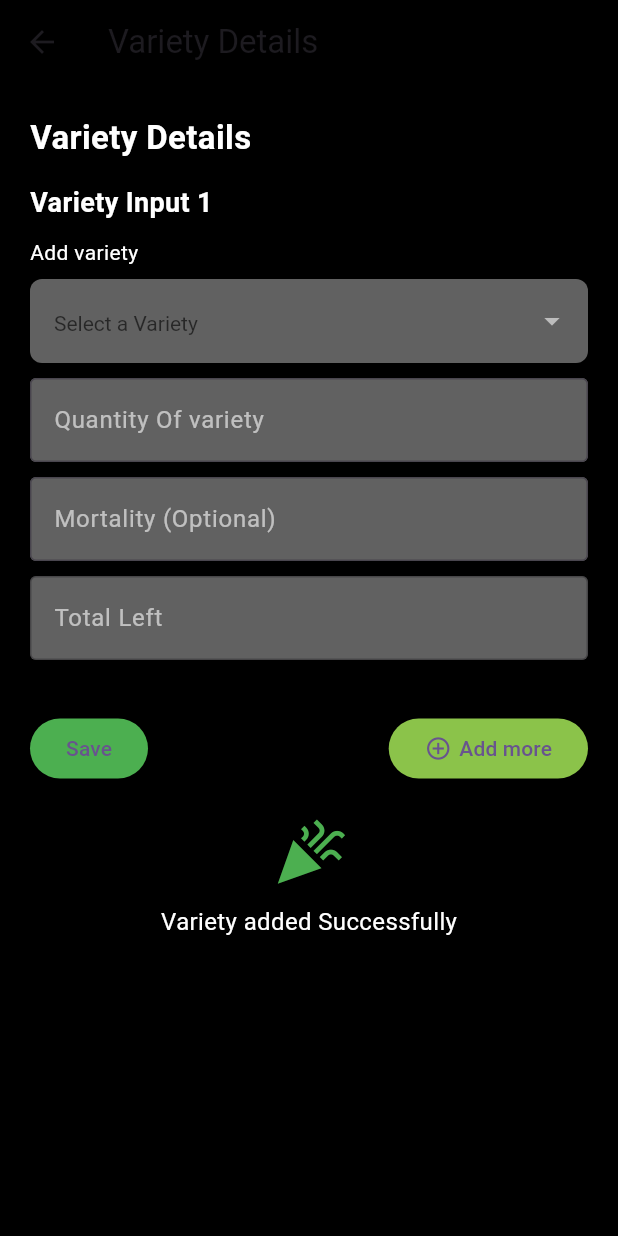
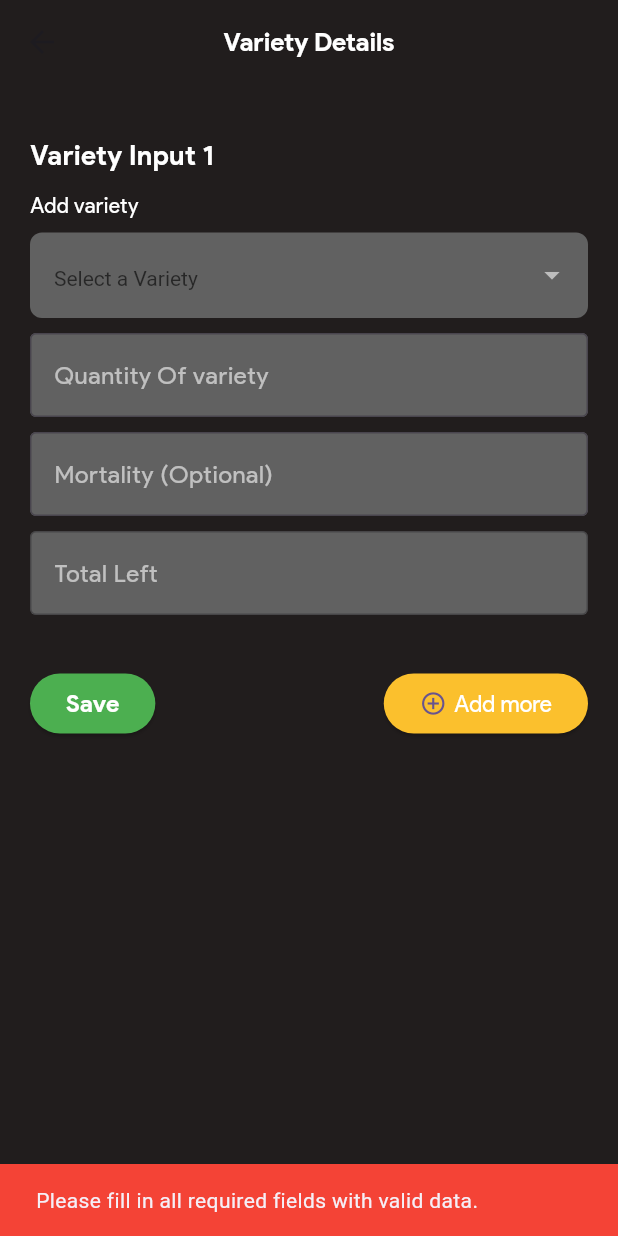
Before and after one commit to Darkbeast-glitch/ASPPEG-farms, a Flutter app: the VarietyDetailsPage screen opened by its route, after a tap on "Save", on a phone screen of 412 x 824 dp. Run offline on Flutter 3.47's test engine with Material 3 defaults, Android fonts, the phone set to English and light mode, and no system bars; our stand-ins replace firebase_auth, firebase_core, flutter_riverpod, gap, google_sign_in, image_picker and 2 more; accounts and stored records are empty; network calls fail.

Commit message:
Worked on the arrival and variety data

```diff
--- a/lib/routes/routes.dart
+++ b/lib/routes/routes.dart
@@ -20,7 +20,7 @@ class Routes {
       '/onboarding': (context) => const OnboardingPage(),
       '/login': (context) => const LoginPage(),
       '/register': (context) => const RegisterPage(),
-      '/profile': (context) => ProfilePage(),
+      '/profile': (context) => const ProfilePage(),
       '/newBatch': (context) => const NewBatchScreen(),
       '/existBatches': (context) => BatchesPage(),
       '/arrivalData': (context) => const ArrivalDataPage(),
--- a/lib/views/pages/profile_page.dart
+++ b/lib/views/pages/profile_page.dart
@@ -4,8 +4,6 @@ import 'package:flutter_riverpod/flutter_riverpod.dart';
 import 'package:myapp/services/auth_services.dart';
 import 'package:myapp/utils/my_buttons.dart';
 import 'package:myapp/views/auths/auth_gate.dart';
-import 'package:myapp/views/auths/login_or_register.dart';
-import 'package:myapp/views/auths/login_page.dart';
 
 class ProfilePage extends ConsumerWidget {
   const ProfilePage({super.key});
--- a/lib/views/pages/variety_data.dart
+++ b/lib/views/pages/variety_data.dart
@@ -2,7 +2,8 @@ import 'package:flutter/material.dart';
 import 'package:flutter_riverpod/flutter_riverpod.dart';
 import 'package:gap/gap.dart';
 import 'package:myapp/services/api_services.dart';
-import 'package:myapp/services/auth_services.dart'; // Import AuthService to handle Firebase UID
+import 'package:myapp/services/auth_services.dart';
+import 'package:myapp/utils/constants.dart'; // Import AuthService to handle Firebase UID
 
 class VarietyDetailsPage extends ConsumerStatefulWidget {
   const VarietyDetailsPage({super.key});
@@ -56,7 +57,42 @@ class _VarietyDetailsPageState extends ConsumerState<VarietyDetailsPage> {
     totalLeftController!.text = totalLeft.toString();
   }
 
+  // Function to validate all the forms
+  bool _validateForms() {
+    bool isValid = true;
+
+    for (var form in _varietyForms) {
+      if (form['variety']!.text.isEmpty || // Check if variety is selected
+          form['quantity']!.text.isEmpty || // Check if quantity is entered
+          int.tryParse(form['quantity']!.text) ==
+              null || // Check if quantity is a valid number
+          form['mortality']!.text.isEmpty || // Check if mortality is entered
+          int.tryParse(form['mortality']!.text) == null) {
+        // Check if mortality is a valid number
+        isValid = false;
+        break;
+      }
+    }
+
+    if (!isValid) {
+      // Show a snack bar to inform the user that the form is incomplete
+      ScaffoldMessenger.of(context).showSnackBar(
+        const SnackBar(
+          content: Text('Please fill in all required fields with valid data.'),
+          backgroundColor: Colors.red,
+        ),
+      );
+    }
+
+    return isValid;
+  }
+
   Future<void> _saveVarietyData() async {
+    // Validate all forms before submitting
+    if (!_validateForms()) {
+      return; // If validation fails, stop the form submission process
+    }
+
     setState(() {
       _isLoading = true;
     });
@@ -80,14 +116,69 @@ class _VarietyDetailsPageState extends ConsumerState<VarietyDetailsPage> {
     setState(() {
       _isLoading = false;
     });
+
+    // Show a success SnackBar
+    ScaffoldMessenger.of(context).showSnackBar(
+      const SnackBar(
+        content: Text('Variety data saved successfully.'),
+        backgroundColor: Colors.green,
+      ),
+    );
+
+    // Show a confirmation dialog to ask what the user wants to do next
+    _showNextStepDialog();
+  }
+
+  // Function to show the confirmation dialog
+  void _showNextStepDialog() {
+    showDialog(
+      context: context,
+      builder: (BuildContext context) {
+        return AlertDialog(
+          title: const Text("What would you like to do next?"),
+          content: const Text(
+              "Would you like to continue with acclimatization or do it later?"),
+          actions: <Widget>[
+            TextButton(
+              onPressed: () {
+                Navigator.of(context).pop(); // Close the dialog
+                // Navigate to the acclimatization page (replace with your acclimatization route)
+                Navigator.pushNamed(context, '/acclimatization');
+              },
+              child: const Text("Continue with Acclimatization"),
+            ),
+            TextButton(
+              onPressed: () {
+                Navigator.of(context).pop(); // Close the dialog
+                // Navigate to the home page (replace with your home page route)
+                Navigator.pushNamed(context, '/home');
+              },
+              child: const Text("Do it Later"),
+            ),
+          ],
+        );
+      },
+    );
   }
 
   @override
   Widget build(BuildContext context) {
     return Scaffold(
+      backgroundColor: AppConstants.backgroundColor,
       appBar: AppBar(
-        title: const Text('Variety Details'),
-        backgroundColor: Colors.black,
+        title: Text(
+          'Variety Details',
+          style: AppConstants.titleTextStyle
+              .copyWith(color: Colors.white, fontSize: 17),
+        ),
+        backgroundColor: AppConstants.backgroundColor,
+        centerTitle: true,
+        leading: IconButton(
+          onPressed: () {
+            Navigator.pop(context);
+          },
+          icon: const Icon(Icons.arrow_back),
+        ),
       ),
       body: Padding(
         padding: const EdgeInsets.all(20.0),
@@ -95,13 +186,6 @@ class _VarietyDetailsPageState extends ConsumerState<VarietyDetailsPage> {
           child: Column(
             crossAxisAlignment: CrossAxisAlignment.start,
             children: [
-              const Text(
-                "Variety Details",
-                style: TextStyle(
-                    color: Colors.white,
-                    fontSize: 22,
-                    fontWeight: FontWeight.bold),
-              ),
               const Gap(15),
               ListView.builder(
                 shrinkWrap: true,
@@ -117,44 +201,38 @@ class _VarietyDetailsPageState extends ConsumerState<VarietyDetailsPage> {
                 children: [
                   ElevatedButton(
                     onPressed: _saveVarietyData, // Save button logic
-                    style:
-                        ElevatedButton.styleFrom(backgroundColor: Colors.green),
+                    style: ElevatedButton.styleFrom(
+                      backgroundColor: Colors.green,
+                    ),
                     child: _isLoading
                         ? const CircularProgressIndicator(color: Colors.white)
-                        : const Text('Save'),
+                        : Text('Save',
+                            style: AppConstants.buttonTextStyle
+                                .copyWith(color: Colors.white)),
                   ),
                   ElevatedButton(
                     onPressed: _addVarietyForm,
                     style: ElevatedButton.styleFrom(
-                        backgroundColor: Colors.lightGreen),
-                    child: const Row(
+                        backgroundColor: Colors.yellow[700]),
+                    child: Row(
                       children: [
-                        Icon(Icons.add_circle_outline),
-                        SizedBox(width: 5),
-                        Text('Add more'),
+                        const Icon(Icons.add_circle_outline),
+                        const SizedBox(width: 5),
+                        Text(
+                          'Add more',
+                          style: AppConstants.subtitleTextStyle
+                              .copyWith(color: Colors.white),
+                        ),
                       ],
                     ),
                   ),
                 ],
               ),
               const Gap(20),
-              const Center(
-                child: Column(
-                  children: [
-                    Icon(Icons.celebration, color: Colors.green, size: 50),
-                    Gap(10),
-                    Text(
-                      'Variety added Successfully',
-                      style: TextStyle(color: Colors.white, fontSize: 16),
-                    ),
-                  ],
-                ),
-              ),
             ],
           ),
         ),
       ),
-      backgroundColor: Colors.black,
     );
   }
 
@@ -167,11 +245,17 @@ class _VarietyDetailsPageState extends ConsumerState<VarietyDetailsPage> {
           Text(
             'Variety Input ${index + 1}',
             style: const TextStyle(
-                color: Colors.white, fontSize: 18, fontWeight: FontWeight.bold),
+                color: Colors.white,
+                fontSize: 18,
+                fontWeight: FontWeight.bold,
+                fontFamily: "Product Sans Bold"),
           ),
           const Gap(10),
           const Text('Add variety',
-              style: TextStyle(color: Colors.white, fontSize: 14)),
+              style: TextStyle(
+                  color: Colors.white,
+                  fontSize: 14,
+                  fontFamily: "Product Sans Regular")),
           const Gap(8),
           DropdownButtonFormField<String>(
             value: _varietyForms[index]['variety']!.text.isNotEmpty
@@ -195,7 +279,8 @@ class _VarietyDetailsPageState extends ConsumerState<VarietyDetailsPage> {
               filled: true,
               fillColor: Colors.grey[700],
               hintText: 'Select a Variety',
-              hintStyle: const TextStyle(color: Colors.white60),
+              hintStyle: const TextStyle(
+                  color: Colors.white60, fontFamily: "Product Sans Regular"),
               border: OutlineInputBorder(
                 borderRadius: BorderRadius.circular(8),
                 borderSide: BorderSide.none,
@@ -212,7 +297,8 @@ class _VarietyDetailsPageState extends ConsumerState<VarietyDetailsPage> {
               filled: true,
               fillColor: Colors.grey[700],
               hintText: 'Quantity Of variety',
-              hintStyle: const TextStyle(color: Colors.white60),
+              hintStyle: const TextStyle(
+                  color: Colors.white60, fontFamily: "Product Sans Regular"),
               border: const OutlineInputBorder(),
             ),
             onChanged: (_) => _calculateTotalLeft(index),
@@ -226,7 +312,8 @@ class _VarietyDetailsPageState extends ConsumerState<VarietyDetailsPage> {
               filled: true,
               fillColor: Colors.grey[700],
               hintText: 'Mortality (Optional)',
-              hintStyle: const TextStyle(color: Colors.white60),
+              hintStyle: const TextStyle(
+                  color: Colors.white60, fontFamily: "Product Sans Regular"),
               border: const OutlineInputBorder(),
             ),
             onChanged: (_) => _calculateTotalLeft(index),
@@ -240,7 +327,8 @@ class _VarietyDetailsPageState extends ConsumerState<VarietyDetailsPage> {
               filled: true,
               fillColor: Colors.grey[700],
               hintText: 'Total Left',
-              hintStyle: const TextStyle(color: Colors.white60),
+              hintStyle: const TextStyle(
+                  color: Colors.white60, fontFamily: "Product Sans Regular"),
               border: const OutlineInputBorder(),
             ),
           ),
```
Also changed, not shown: lib/views/pages/arrival_data.dart (+36 -0 lines).
